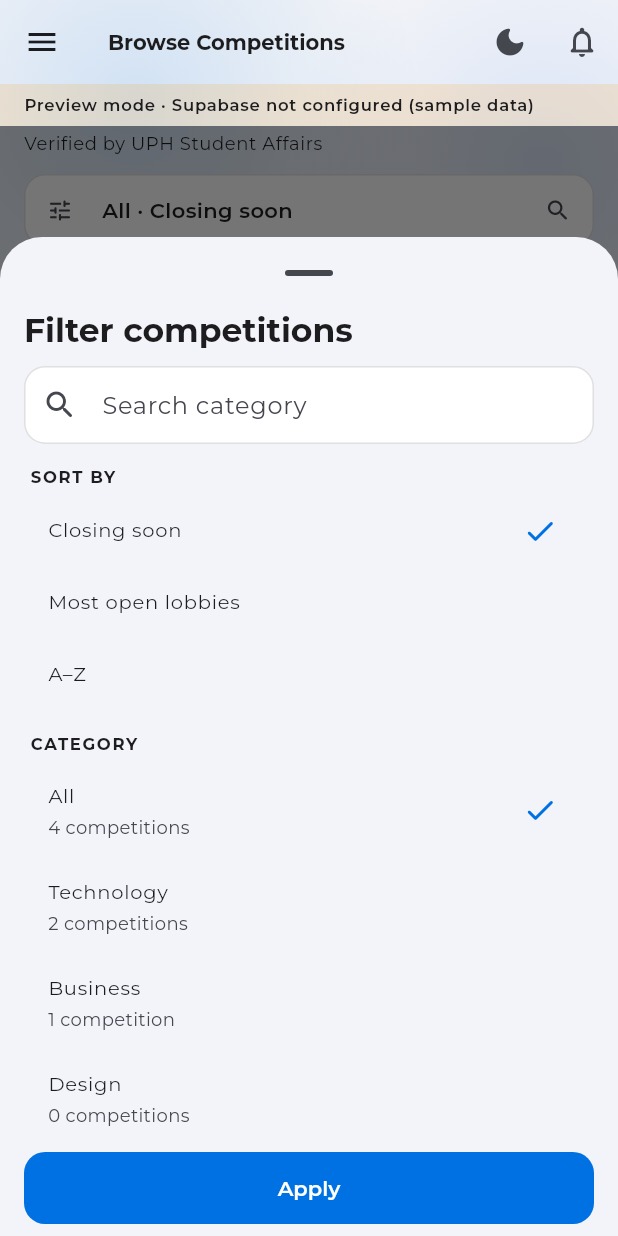
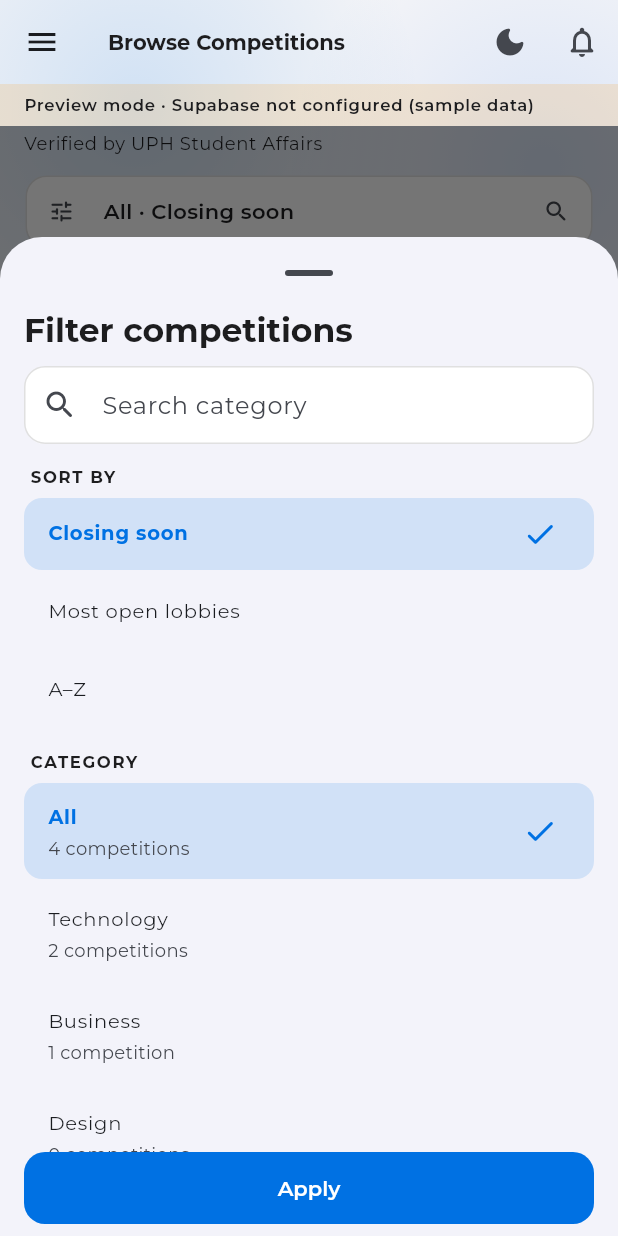
Before and after one commit to Anzuhaa/Bearch, a Flutter app: the screen it shows after launch, after a tap on an icon or button, on a phone screen of 412 x 824 dp. Run offline on Flutter 3.47's test engine with Material 3 defaults, Android fonts, the phone set to English and light mode, and no system bars; our stand-ins replace file_picker, flutter_riverpod, go_router, google_fonts, shared_preferences, supabase_flutter; accounts and stored records are empty.

Commit message:
feat: press/hover motion on browse filter bar and sheet options
Co-Authored-By: Claude Opus 5.5 <noreply@anthropic.com>

```diff
--- a/app/lib/features/competitions/browse_filter_sheet.dart
+++ b/app/lib/features/competitions/browse_filter_sheet.dart
@@ -1,5 +1,6 @@
 import 'package:flutter/material.dart';
 
+import '../../core/motion.dart';
 import '../../core/theme.dart';
 import 'competitions_data.dart';
 
@@ -36,7 +37,6 @@ class _FilterSheetState extends State<_FilterSheet> {
     final t = Theme.of(context).textTheme;
     final q = _q.trim().toLowerCase();
     final cats = competitionCategories.entries.where((e) => q.isEmpty || e.value.toLowerCase().contains(q)).toList();
-    const check = Icon(Icons.check_rounded, color: BearchColors.accent);
     Widget header(String s) => Padding(
           padding: const EdgeInsets.fromLTRB(4, 14, 4, 4),
           child: Text(s, style: t.labelSmall?.copyWith(letterSpacing: 1.1, fontWeight: FontWeight.w700)),
@@ -58,20 +58,14 @@ class _FilterSheetState extends State<_FilterSheet> {
                 if (q.isEmpty) ...[
                   header('SORT BY'),
                   for (final e in browseSorts.entries)
-                    ListTile(
-                      dense: true,
-                      title: Text(e.value),
-                      trailing: _sort == e.key ? check : null,
-                      onTap: () => setState(() => _sort = e.key),
-                    ),
+                    _Option(label: e.value, selected: _sort == e.key, onTap: () => setState(() => _sort = e.key)),
                 ],
                 header('CATEGORY'),
                 for (final e in cats)
-                  ListTile(
-                    dense: true,
-                    title: Text(e.value),
-                    subtitle: Text(_plural(widget.counts[e.key] ?? 0)),
-                    trailing: widget.current.category == e.key ? check : null,
+                  _Option(
+                    label: e.value,
+                    subtitle: _plural(widget.counts[e.key] ?? 0),
+                    selected: widget.current.category == e.key,
                     onTap: () => Navigator.pop(context, (category: e.key, sort: _sort)),
                   ),
                 if (cats.isEmpty) Padding(padding: const EdgeInsets.all(16), child: Text('No category matches "$_q"', style: t.bodyMedium)),
@@ -90,3 +84,43 @@ class _FilterSheetState extends State<_FilterSheet> {
 }
 
 String _plural(int n) => '$n ${n == 1 ? 'competition' : 'competitions'}';
+
+/// Sheet row with press feedback: scales down, tints accent when selected,
+/// and the check mark pops in.
+class _Option extends StatelessWidget {
+  const _Option({required this.label, required this.selected, required this.onTap, this.subtitle});
+
+  final String label;
+  final String? subtitle;
+  final bool selected;
+  final VoidCallback onTap;
+
+  @override
+  Widget build(BuildContext context) {
+    const ms = Duration(milliseconds: 180);
+    return PressScale(
+      child: AnimatedContainer(
+        duration: ms,
+        curve: Curves.easeOut,
+        margin: const EdgeInsets.symmetric(vertical: 2),
+        decoration: BoxDecoration(
+          borderRadius: BorderRadius.circular(12),
+          color: BearchColors.accent.withValues(alpha: selected ? 0.14 : 0),
+        ),
+        child: ListTile(
+          dense: true,
+          shape: RoundedRectangleBorder(borderRadius: BorderRadius.circular(12)),
+          title: Text(label, style: selected ? const TextStyle(color: BearchColors.accent, fontWeight: FontWeight.w700) : null),
+          subtitle: subtitle == null ? null : Text(subtitle!),
+          trailing: AnimatedScale(
+            scale: selected ? 1 : 0,
+            duration: ms,
+            curve: Curves.easeOutBack,
+            child: const Icon(Icons.check_rounded, color: BearchColors.accent),
+          ),
+          onTap: onTap,
+        ),
+      ),
+    );
+  }
+}
--- a/app/lib/features/competitions/browse_screen.dart
+++ b/app/lib/features/competitions/browse_screen.dart
@@ -171,7 +171,8 @@ class _Meta extends StatelessWidget {
 }
 
 /// One tappable summary of the active filter + sort (opens the sheet).
-class _FilterBar extends StatelessWidget {
+/// Press/hover: shrinks slightly, glows accent and spins the tune icon.
+class _FilterBar extends StatefulWidget {
   const _FilterBar({required this.filter, required this.onTap, required this.onClear});
 
   final BrowseFilter filter;
@@ -179,29 +180,68 @@ class _FilterBar extends StatelessWidget {
   final VoidCallback onClear;
 
   @override
+  State<_FilterBar> createState() => _FilterBarState();
+}
+
+class _FilterBarState extends State<_FilterBar> {
+  bool _hover = false;
+  bool _down = false;
+
+  @override
   Widget build(BuildContext context) {
     final t = Theme.of(context).textTheme;
-    final filtered = filter.category != 'all';
+    final f = widget.filter;
+    final on = _hover || _down;
+    const ms = Duration(milliseconds: 160);
     return Row(children: [
       Expanded(
+        child: AnimatedScale(
+          scale: _down ? 0.97 : 1,
+          duration: ms,
+          curve: Curves.easeOut,
+          child: AnimatedContainer(
+            duration: ms,
+            curve: Curves.easeOut,
+            decoration: BoxDecoration(
+              borderRadius: BorderRadius.circular(14),
+              border: Border.all(color: BearchColors.accent.withValues(alpha: on ? 0.7 : 0)),
+              boxShadow: [BoxShadow(color: BearchColors.accent.withValues(alpha: on ? 0.22 : 0), blurRadius: 16)],
+            ),
             child: InkWell(
               borderRadius: BorderRadius.circular(14),
-          onTap: onTap,
+              onTap: widget.onTap,
+              onHover: (v) => setState(() => _hover = v),
+              onHighlightChanged: (v) => setState(() => _down = v),
               child: InputDecorator(
-            decoration: const InputDecoration(
-              prefixIcon: Icon(Icons.tune_rounded),
-              suffixIcon: Icon(Icons.search_rounded),
+                decoration: InputDecoration(
+                  prefixIcon: AnimatedRotation(
+                    turns: on ? 0.25 : 0,
+                    duration: ms,
+                    child: Icon(Icons.tune_rounded, color: on ? BearchColors.accent : null),
+                  ),
+                  suffixIcon: const Icon(Icons.search_rounded),
                   isDense: true,
                 ),
+                child: AnimatedSwitcher(
+                  duration: const Duration(milliseconds: 220),
+                  layoutBuilder: (cur, prev) => Stack(alignment: Alignment.centerLeft, children: [...prev, ?cur]),
+                  transitionBuilder: (c, a) => FadeTransition(
+                    opacity: a,
+                    child: SlideTransition(position: Tween(begin: const Offset(0, 0.3), end: Offset.zero).animate(a), child: c),
+                  ),
                   child: Text(
-              '${competitionCategories[filter.category]} · ${browseSorts[filter.sort]}',
+                    '${competitionCategories[f.category]} · ${browseSorts[f.sort]}',
+                    key: ValueKey(f),
                     style: t.bodyMedium?.copyWith(fontWeight: FontWeight.w600),
                     overflow: TextOverflow.ellipsis,
                   ),
                 ),
               ),
             ),
-      if (filtered) IconButton(tooltip: 'Clear category', onPressed: onClear, icon: const Icon(Icons.close_rounded)),
+          ),
+        ),
+      ),
+      if (f.category != 'all') IconButton(tooltip: 'Clear category', onPressed: widget.onClear, icon: const Icon(Icons.close_rounded)),
     ]);
   }
 }
```
Lines whose indentation alone changed are shown as unchanged.
